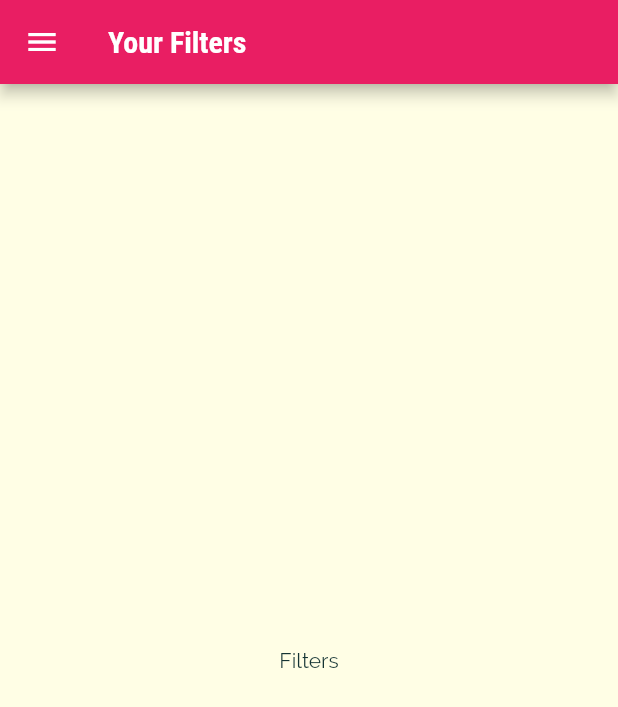
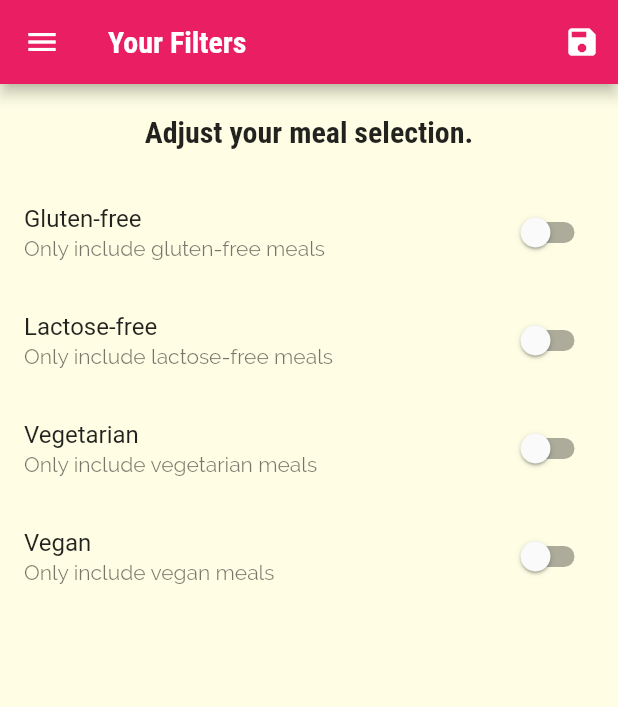
Before and after one commit to Aaryan8751/Meals-App, a Flutter app: the FiltersScreen screen opened by its route, on a phone screen of 412 x 824 dp. Shown: the top 707 px of the screen. Run offline on Flutter 3.47's test engine with Material 2 defaults, Android fonts, the phone set to English and light mode, and no system bars.

Commit message:
Added filters

```diff
--- a/lib/main.dart
+++ b/lib/main.dart
@@ -1,5 +1,7 @@
 import 'package:flutter/material.dart';
 
+import './dummy_data.dart';
+import './models/meal.dart';
 import './screens/tabs_screen.dart';
 import './screens/categories_screen.dart';
 import './screens/category_meals_screen.dart';
@@ -10,7 +12,43 @@ void main() {
   runApp(MyApp());
 }
 
-class MyApp extends StatelessWidget {
+class MyApp extends StatefulWidget {
+  @override
+  _MyAppState createState() => _MyAppState();
+}
+
+class _MyAppState extends State<MyApp> {
+  Map<String, bool> _filters = {
+    'gluten': false,
+    'lactose': false,
+    'vegetarian': false,
+    'vegan': false
+  };
+
+  List<Meal> _availableMeals = DUMMY_MEALS;
+
+  void _setFilters(Map<String, bool> filterData) {
+    setState(() {
+      _filters = filterData;
+
+      _availableMeals = DUMMY_MEALS.where((meal) {
+        if (_filters['gluten'] && !meal.isGlutenFree) {
+          return false;
+        }
+        if (_filters['lactose'] && !meal.isLactoseFree) {
+          return false;
+        }
+        if (_filters['vegan'] && !meal.isVegan) {
+          return false;
+        }
+        if (_filters['vegetarian'] && !meal.isVegetarian) {
+          return false;
+        }
+        return true;
+      }).toList();
+    });
+  }
+
   @override
   Widget build(BuildContext context) {
     return MaterialApp(
@@ -36,9 +74,10 @@ class MyApp extends StatelessWidget {
       initialRoute: '/',
       routes: {
         '/': (ctx) => TabScreen(),
-        CategoryMealsScreen.routeName: (ctx) => CategoryMealsScreen(),
+        CategoryMealsScreen.routeName: (ctx) =>
+            CategoryMealsScreen(_availableMeals),
         MealDetailScreen.routeName: (ctx) => MealDetailScreen(),
-        FiltersScreen.routeName: (ctx) => FiltersScreen(),
+        FiltersScreen.routeName: (ctx) => FiltersScreen(_filters,_setFilters),
       },
       onGenerateRoute: (settings) {
         return MaterialPageRoute(builder: (ctx) => CategoriesScreen());
--- a/lib/screens/category_meals_screen.dart
+++ b/lib/screens/category_meals_screen.dart
@@ -1,11 +1,13 @@
 import 'package:flutter/material.dart';
 
 import '../widgets/meal_item.dart';
-import '../dummy_data.dart';
 import '../models/meal.dart';
 
 class CategoryMealsScreen extends StatefulWidget {
   static const routeName = '/category-meals';
+  final List<Meal> availablemeals;
+
+  CategoryMealsScreen(this.availablemeals);
 
   @override
   _CategoryMealsScreenState createState() => _CategoryMealsScreenState();
@@ -28,7 +30,7 @@ class _CategoryMealsScreenState extends State<CategoryMealsScreen> {
           ModalRoute.of(context).settings.arguments as Map<String, String>;
       categoryTitle = routeArgs['title'];
       final categoryId = routeArgs['id'];
-      displayedMeals = DUMMY_MEALS.where((meal) {
+      displayedMeals = widget.availablemeals.where((meal) {
         return meal.categories.contains(categoryId);
       }).toList();
       _loadedInitData = true;
--- a/lib/screens/filters_screen.dart
+++ b/lib/screens/filters_screen.dart
@@ -2,18 +2,114 @@ import 'package:flutter/material.dart';
 
 import '../widgets/main_drawer.dart';
 
-class FiltersScreen extends StatelessWidget {
+class FiltersScreen extends StatefulWidget {
   static const routeName = '/filters';
+
+  final Function saveFilters;
+  final Map<String, bool> currentFilters;
+
+  FiltersScreen(this.currentFilters, this.saveFilters);
+
+  @override
+  _FiltersScreenState createState() => _FiltersScreenState();
+}
+
+class _FiltersScreenState extends State<FiltersScreen> {
+  var _glutenFree = false;
+  var _lactoseFree = false;
+  var _vegetarian = false;
+  var _vegan = false;
+
+  @override
+  initState() {
+    _glutenFree = widget.currentFilters['gluten'];
+    _lactoseFree = widget.currentFilters['lactose'];
+    _vegetarian = widget.currentFilters['vegetarian'];
+    _vegan = widget.currentFilters['vegan'];
+
+    super.initState();
+  }
+
+  Widget _buildSwitchListTile(
+    String title,
+    String desc,
+    bool currentValue,
+    Function updateValue,
+  ) {
+    return SwitchListTile(
+      title: Text(title),
+      value: currentValue,
+      subtitle: Text(desc),
+      onChanged: updateValue,
+    );
+  }
 
   @override
   Widget build(BuildContext context) {
     return Scaffold(
       appBar: AppBar(
         title: Text('Your Filters'),
+        actions: [
+          IconButton(
+            icon: Icon(Icons.save),
+            onPressed: () {
+              final selectedFilters = {
+                'gluten': _glutenFree,
+                'lactose': _lactoseFree,
+                'vegetarian': _vegetarian,
+                'vegan': _vegan
+              };
+              widget.saveFilters(selectedFilters);
+            },
+          )
+        ],
       ),
       drawer: MainDrawer(),
-      body: Center(
-        child: Text('Filters'),
+      body: Column(
+        children: [
+          Container(
+            width: double.infinity,
+            alignment: Alignment.center,
+            padding: EdgeInsets.all(20),
+            child: Text(
+              'Adjust your meal selection.',
+              style: Theme.of(context).textTheme.headline6,
+            ),
+          ),
+          Expanded(
+            child: ListView(
+              children: [
+                _buildSwitchListTile('Gluten-free',
+                    'Only include gluten-free meals', _glutenFree, (newValue) {
+                  setState(() {
+                    _glutenFree = newValue;
+                  });
+                }),
+                _buildSwitchListTile(
+                    'Lactose-free',
+                    'Only include lactose-free meals',
+                    _lactoseFree, (newValue) {
+                  setState(() {
+                    _lactoseFree = newValue;
+                  });
+                }),
+                _buildSwitchListTile(
+                    'Vegetarian', 'Only include vegetarian meals', _vegetarian,
+                    (newValue) {
+                  setState(() {
+                    _vegetarian = newValue;
+                  });
+                }),
+                _buildSwitchListTile(
+                    'Vegan', 'Only include vegan meals', _vegan, (newValue) {
+                  setState(() {
+                    _vegan = newValue;
+                  });
+                }),
+              ],
+            ),
+          ),
+        ],
       ),
     );
   }
```
